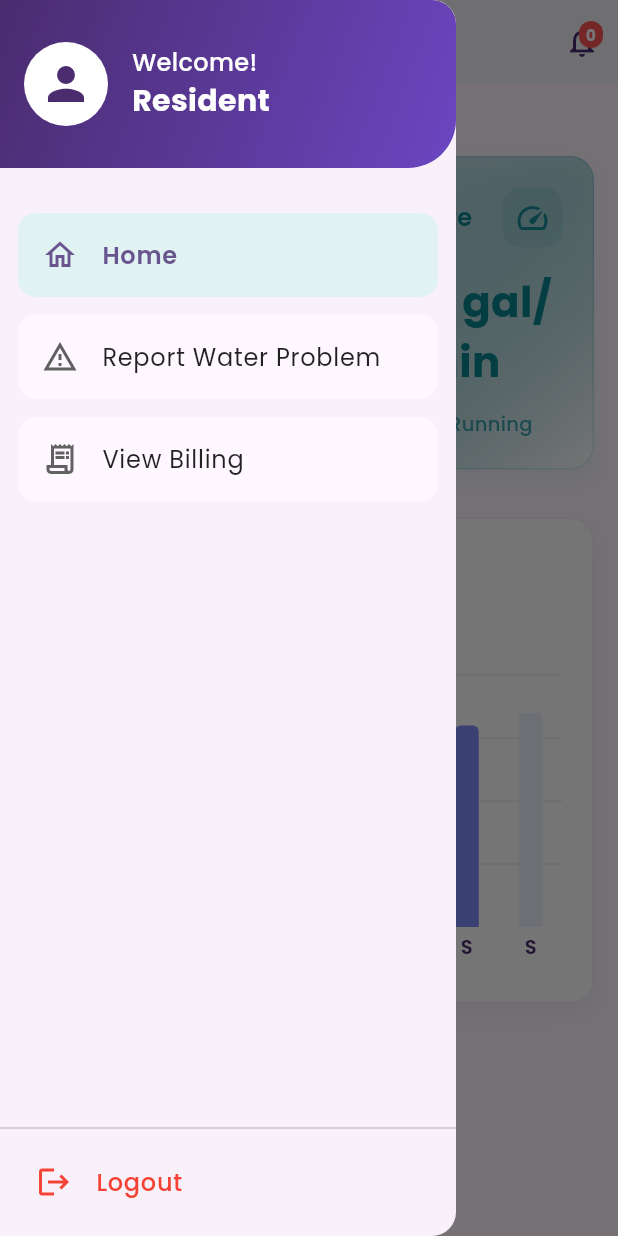
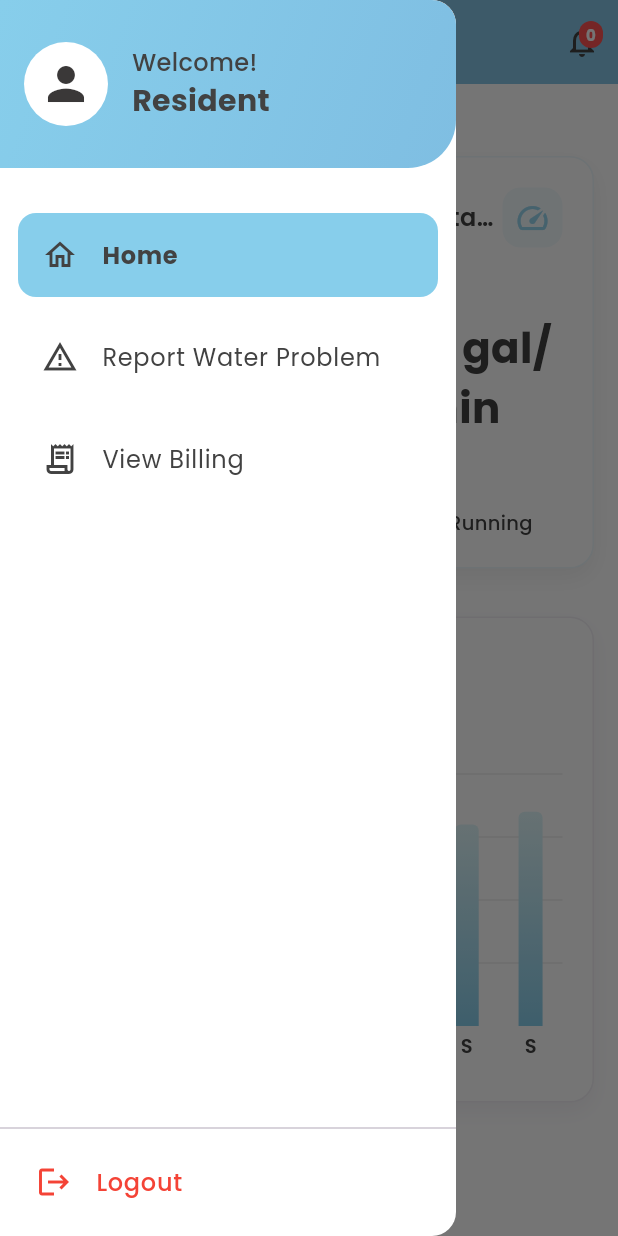
Before and after one commit to johnrey666/water_pipe_monitoring, a Flutter app: the ResidentHomePage screen opened directly, with the side drawer open, on a phone screen of 412 x 824 dp. Run offline on Flutter 3.47's test engine with Material 3 defaults, Android fonts, the phone set to English and light mode, and no system bars; drawn by our look-alikes of fl_chart; our stand-ins replace animate_do, cloud_firestore, device_info_plus, firebase_auth, firebase_core, flutter_map and 5 more; accounts and stored records are empty; network calls fail.

Commit message:
ui enhancenessly

```diff
--- a/lib/plumber/auth/plumber_login.dart
+++ b/lib/plumber/auth/plumber_login.dart
@@ -44,6 +44,7 @@ class _PlumberLoginPageState extends State<PlumberLoginPage> {
   Widget build(BuildContext context) {
     const fieldBorderColor = Color(0xFF87CEEB);
     return Scaffold(
+      backgroundColor:Colors.white,
       body: Stack(
         children: [
           const Positioned(
--- a/lib/plumber/plumber_home.dart
+++ b/lib/plumber/plumber_home.dart
@@ -233,6 +233,7 @@ class _PlumberHomePageState extends State<PlumberHomePage>
         ),
       ),
       appBar: AppBar(
+        backgroundColor: Colors.white,
         title: const Text('Plumber Portal'),
         centerTitle: true,
         elevation: 0,
--- a/lib/resident/auth/resident_login.dart
+++ b/lib/resident/auth/resident_login.dart
@@ -69,6 +69,7 @@ class _ResidentLoginPageState extends State<ResidentLoginPage> {
   @override
   Widget build(BuildContext context) {
     return Scaffold(
+      backgroundColor: Colors.white,
       body: Stack(
         children: [
           const Positioned(
--- a/lib/resident/auth/resident_signup.dart
+++ b/lib/resident/auth/resident_signup.dart
@@ -95,6 +95,7 @@ class _ResidentSignupPageState extends State<ResidentSignupPage> {
   Widget build(BuildContext context) {
     final height = MediaQuery.of(context).size.height;
     return Scaffold(
+      backgroundColor: Colors.white,
       body: SafeArea(
         child: Stack(
           children: [
--- a/lib/resident/resident_home.dart
+++ b/lib/resident/resident_home.dart
@@ -1,3 +1,5 @@
+// ignore_for_file: prefer_const_constructors, unnecessary_const
+
 import 'package:firebase_auth/firebase_auth.dart';
 import 'package:flutter/material.dart';
 import 'package:fl_chart/fl_chart.dart';
@@ -120,7 +122,9 @@ class _ResidentHomePageState extends State<ResidentHomePage> {
   @override
   Widget build(BuildContext context) {
     return Scaffold(
+      backgroundColor: Colors.white,
       drawer: Drawer(
+        backgroundColor: Colors.white,
         shape: const RoundedRectangleBorder(
           borderRadius: BorderRadius.horizontal(right: Radius.circular(16)),
         ),
@@ -132,10 +136,14 @@ class _ResidentHomePageState extends State<ResidentHomePage> {
                 padding: const EdgeInsets.symmetric(vertical: 28, horizontal: 16),
                 decoration: const BoxDecoration(
                  gradient: LinearGradient(
-                    colors: [Color(0xFF4A2C6F), Color(0xFF6B46C1)],
+  colors: [
+    const Color(0xFF87CEEB),         // Sky Blue
+    Color.fromARGB(255, 127, 190, 226),         // Light Sky Blue
+  ],
   begin: Alignment.topLeft,
   end: Alignment.bottomRight,
 ),
+
                   borderRadius: BorderRadius.only(
                     topRight: Radius.circular(16),
                     bottomRight: Radius.circular(32),
@@ -146,7 +154,7 @@ class _ResidentHomePageState extends State<ResidentHomePage> {
                     const CircleAvatar(
                       radius: 28,
                       backgroundColor: Colors.white,
-                      child: Icon(Icons.person, size: 36, color: Color(0xFF4A2C6F)),
+                      child: Icon(Icons.person, size: 36, color: Color.fromARGB(255, 58, 56, 56)),
                     ),
                     const SizedBox(width: 16),
                     Expanded(
@@ -156,7 +164,7 @@ class _ResidentHomePageState extends State<ResidentHomePage> {
                           Text(
                             'Welcome!',
                             style: GoogleFonts.poppins(
-                              color: Colors.white,
+                              color: Colors.grey[800],
                               fontWeight: FontWeight.w500,
                               fontSize: 16,
                             ),
@@ -164,7 +172,7 @@ class _ResidentHomePageState extends State<ResidentHomePage> {
                           Text(
                             'Resident',
                             style: GoogleFonts.poppins(
-                              color: Colors.white,
+                              color: Colors.grey[800],
                               fontWeight: FontWeight.bold,
                               fontSize: 20,
                             ),
@@ -221,21 +229,21 @@ class _ResidentHomePageState extends State<ResidentHomePage> {
       ),
       appBar: AppBar(
         title: Text(
-          'Resident Portal',
+          'Resident',
           style: GoogleFonts.poppins(
             fontWeight: FontWeight.bold,
             fontSize: 22,
-            color: const Color(0xFF4A2C6F),
+            color: Colors.grey[800],
             letterSpacing: 1.2,
           ),
         ),
-        backgroundColor: Colors.white,
+        backgroundColor: const Color(0xFF87CEEB),
         elevation: 3,
         actions: [
           Stack(
             children: [
               IconButton(
-                icon: const Icon(Icons.notifications_outlined, size: 24, color: Color(0xFF4A2C6F)),
+                icon: Icon(Icons.notifications_outlined, size: 24, color: Colors.grey[800]),
                 onPressed: () {
                   ScaffoldMessenger.of(context).showSnackBar(
                     const SnackBar(
@@ -272,7 +280,7 @@ class _ResidentHomePageState extends State<ResidentHomePage> {
             ],
           ),
         ],
-        iconTheme: const IconThemeData(color: Color(0xFF4A2C6F)),
+        iconTheme: IconThemeData(color: Colors.grey[800]),
       ),
       body: SafeArea(
         child: AnimatedSwitcher(
@@ -296,26 +304,22 @@ class _ResidentHomePageState extends State<ResidentHomePage> {
   return Padding(
     padding: const EdgeInsets.symmetric(horizontal: 12, vertical: 6),
     child: Material(
-        color: isSelected ? const Color(0xFFE0F2F1) : null,
+      color: isSelected ? const Color(0xFF87CEEB) : Colors.transparent,
       shape: RoundedRectangleBorder(
         borderRadius: BorderRadius.circular(12),
       ),
       child: ListTile(
         leading: Icon(
           icon,
-            color: isSelected
-                ? Theme.of(context).colorScheme.primary
-                : Colors.grey.shade700,
+          color: Colors.grey[800],
           size: 24,
         ),
         title: Text(
           title,
           style: GoogleFonts.poppins(
             fontSize: 16,
-              fontWeight: isSelected ? FontWeight.w600 : FontWeight.normal,
-              color: isSelected
-                  ? Theme.of(context).colorScheme.primary
-                  : Colors.black87,
+            fontWeight: isSelected ? FontWeight.bold : FontWeight.normal,
+            color: Colors.grey[800],
           ),
         ),
         selected: isSelected,
@@ -343,7 +347,9 @@ class _ResidentHomePageState extends State<ResidentHomePage> {
                 opacity: 1.0,
                 duration: const Duration(milliseconds: 500),
                 curve: Curves.easeOut,
+                child: IntrinsicHeight(
                   child: Row(
+                    crossAxisAlignment: CrossAxisAlignment.stretch,
                     children: [
                       Expanded(
                         child: _buildStatCard(
@@ -351,21 +357,22 @@ class _ResidentHomePageState extends State<ResidentHomePage> {
                           value: '185 gal',
                           description: '40% of daily avg',
                           icon: Icons.water,
-                          color: const Color(0xFF00796B),
+                          color: const Color(0xFF87CEEB),
                           progress: 0.4,
                         ),
                       ),
                       const SizedBox(width: 16),
                       Expanded(
                         child: _buildStatCard(
-                          title: 'Flow Rate',
+                          title: 'Water Status',
                           value: '20.3 gal/min',
                           description: 'Water Running',
                           icon: Icons.speed,
-                          color: const Color(0xFF00838F),
+                          color: const Color(0xFF87CEEB),
                         ),
                       ),
                     ],
+                  ),
                 ),
               ),
               const SizedBox(height: 32),
@@ -395,14 +402,10 @@ class _ResidentHomePageState extends State<ResidentHomePage> {
   return Container(
     decoration: BoxDecoration(
       borderRadius: BorderRadius.circular(16),
-        gradient: LinearGradient(
-          colors: [color.withOpacity(0.1), Colors.white],
-          begin: Alignment.topLeft,
-          end: Alignment.bottomRight,
-        ),
+      color: Colors.white,
       boxShadow: [
         BoxShadow(
-            color: color.withOpacity(0.08),
+          color: Colors.black.withOpacity(0.05),
           blurRadius: 12,
           offset: const Offset(0, 6),
         ),
@@ -412,8 +415,8 @@ class _ResidentHomePageState extends State<ResidentHomePage> {
     child: Padding(
       padding: const EdgeInsets.all(20),
       child: Column(
+        mainAxisAlignment: MainAxisAlignment.spaceBetween,
         crossAxisAlignment: CrossAxisAlignment.start,
-          mainAxisSize: MainAxisSize.min,
         children: [
           Row(
             mainAxisAlignment: MainAxisAlignment.spaceBetween,
@@ -424,7 +427,7 @@ class _ResidentHomePageState extends State<ResidentHomePage> {
                   style: GoogleFonts.poppins(
                     fontSize: 16,
                     fontWeight: FontWeight.w600,
-                      color: color.withOpacity(0.95),
+                    color: Colors.grey[800], // Updated text color
                   ),
                   overflow: TextOverflow.ellipsis,
                 ),
@@ -439,27 +442,27 @@ class _ResidentHomePageState extends State<ResidentHomePage> {
               ),
             ],
           ),
-            const SizedBox(height: 16),
+          const SizedBox(height: 12),
           Center(
             child: progress != null
                 ? SizedBox(
-                      width: 80,
-                      height: 80,
+                    width: 130, // Bigger circular indicator
+                    height: 150,
                     child: Stack(
                       alignment: Alignment.center,
                       children: [
                         CircularProgressIndicator(
                           value: progress,
-                            strokeWidth: 8,
+                          strokeWidth: 100,
                           backgroundColor: color.withOpacity(0.08),
                           valueColor: AlwaysStoppedAnimation<Color>(color),
                         ),
                         Text(
                           value,
                           style: GoogleFonts.poppins(
-                              fontSize: 18,
+                            fontSize: 22,
                             fontWeight: FontWeight.bold,
-                              color: color.withOpacity(0.95),
+                            color: Colors.grey[800],
                           ),
                           textAlign: TextAlign.center,
                         ),
@@ -471,7 +474,7 @@ class _ResidentHomePageState extends State<ResidentHomePage> {
                     style: GoogleFonts.poppins(
                       fontSize: 28,
                       fontWeight: FontWeight.bold,
-                        color: color.withOpacity(0.95),
+                      color: Colors.grey[800],
                     ),
                     textAlign: TextAlign.center,
                   ),
@@ -482,7 +485,7 @@ class _ResidentHomePageState extends State<ResidentHomePage> {
               description,
               style: GoogleFonts.poppins(
                 fontSize: 13,
-                  color: color.withOpacity(0.7),
+                color: Colors.grey[800],
                 fontWeight: FontWeight.w500,
               ),
               textAlign: TextAlign.center,
@@ -496,13 +499,13 @@ class _ResidentHomePageState extends State<ResidentHomePage> {
 
  Widget _buildWeeklyUsageChart() {
   final List<BarChartGroupData> barGroups = [
-      _buildBarGroup(0, 150, 'Mon', const Color(0xFF4A2C6F)),
-      _buildBarGroup(1, 200, 'Tue', const Color(0xFF6B46C1)),
-      _buildBarGroup(2, 180, 'Wed', const Color(0xFF7C3AED)),
-      _buildBarGroup(3, 220, 'Thu', const Color(0xFF4F46E5)),
-      _buildBarGroup(4, 190, 'Fri', const Color(0xFF6366F1)),
-      _buildBarGroup(5, 160, 'Sat', const Color(0xFF818CF8)),
-      _buildBarGroup(6, 170, 'Sun', const Color(0xFFEEF2FF)),
+    _buildBarGroup(0, 150, 'Mon'),
+    _buildBarGroup(1, 200, 'Tue'),
+    _buildBarGroup(2, 180, 'Wed'),
+    _buildBarGroup(3, 220, 'Thu'),
+    _buildBarGroup(4, 190, 'Fri'),
+    _buildBarGroup(5, 160, 'Sat'),
+    _buildBarGroup(6, 170, 'Sun'),
   ];
 
   return Container(
@@ -516,7 +519,10 @@ class _ResidentHomePageState extends State<ResidentHomePage> {
           offset: const Offset(0, 6),
         ),
       ],
-        border: Border.all(color: const Color(0xFF4A2C6F).withOpacity(0.08), width: 1),
+      border: Border.all(
+        color: const Color(0xFF4A2C6F).withOpacity(0.08),
+        width: 1,
+      ),
     ),
     child: Padding(
       padding: const EdgeInsets.all(20),
@@ -528,7 +534,7 @@ class _ResidentHomePageState extends State<ResidentHomePage> {
             style: GoogleFonts.poppins(
               fontSize: 18,
               fontWeight: FontWeight.w600,
-                color: const Color(0xFF4A2C6F),
+              color: Colors.grey[800],
             ),
           ),
           const SizedBox(height: 16),
@@ -548,7 +554,7 @@ class _ResidentHomePageState extends State<ResidentHomePage> {
                       return BarTooltipItem(
                         '${rod.toY.toStringAsFixed(0)} gal',
                         GoogleFonts.poppins(
-                            color: const Color(0xFF4A2C6F),
+                          color: Colors.black,
                           fontWeight: FontWeight.w600,
                         ),
                       );
@@ -570,7 +576,7 @@ class _ResidentHomePageState extends State<ResidentHomePage> {
                             days[value.toInt()],
                             style: GoogleFonts.poppins(
                               fontSize: 13,
-                                color: const Color(0xFF4A2C6F),
+                              color: Colors.grey[800],
                               fontWeight: FontWeight.w600,
                             ),
                           ),
@@ -616,9 +622,7 @@ class _ResidentHomePageState extends State<ResidentHomePage> {
                     );
                   },
                 ),
-                  borderData: FlBorderData(
-                    show: false,
-                  ),
+                borderData: FlBorderData(show: false),
                 barGroups: barGroups,
                 groupsSpace: 8,
               ),
@@ -630,13 +634,20 @@ class _ResidentHomePageState extends State<ResidentHomePage> {
   );
 }
 
-  BarChartGroupData _buildBarGroup(int x, double y, String day, Color color) {
+BarChartGroupData _buildBarGroup(int x, double y, String day) {
   return BarChartGroupData(
     x: x,
     barRods: [
       BarChartRodData(
         toY: y,
-          color: color,
+        gradient: const LinearGradient(
+          colors: [
+            Color(0xFF87CEEB), // Sky Blue (bottom)
+            Color(0xFFE0F7FA), // Light aqua (top)
+          ],
+          begin: Alignment.bottomCenter,
+          end: Alignment.topCenter,
+        ),
         width: 16,
         borderRadius: const BorderRadius.vertical(
           top: Radius.circular(4),
@@ -645,4 +656,5 @@ class _ResidentHomePageState extends State<ResidentHomePage> {
     ],
   );
 }
+
 }
--- a/pubspec.yaml
+++ b/pubspec.yaml
@@ -54,6 +54,7 @@ dependencies:
   animate_do: ^4.2.0
   font_awesome_flutter: ^10.7.0
   intl: ^0.20.2
+  flutter_custom_clippers: ^2.1.0
 
 dev_dependencies:
   flutter_test:
```
Also changed, not shown: lib/plumber/view_reports_page.dart (+43 -42 lines), lib/resident/report_problem_page.dart (+64 -66 lines), lib/resident/view_billing_page.dart (+12 -12 lines), pubspec.lock. Lines whose indentation alone changed are shown as unchanged.
